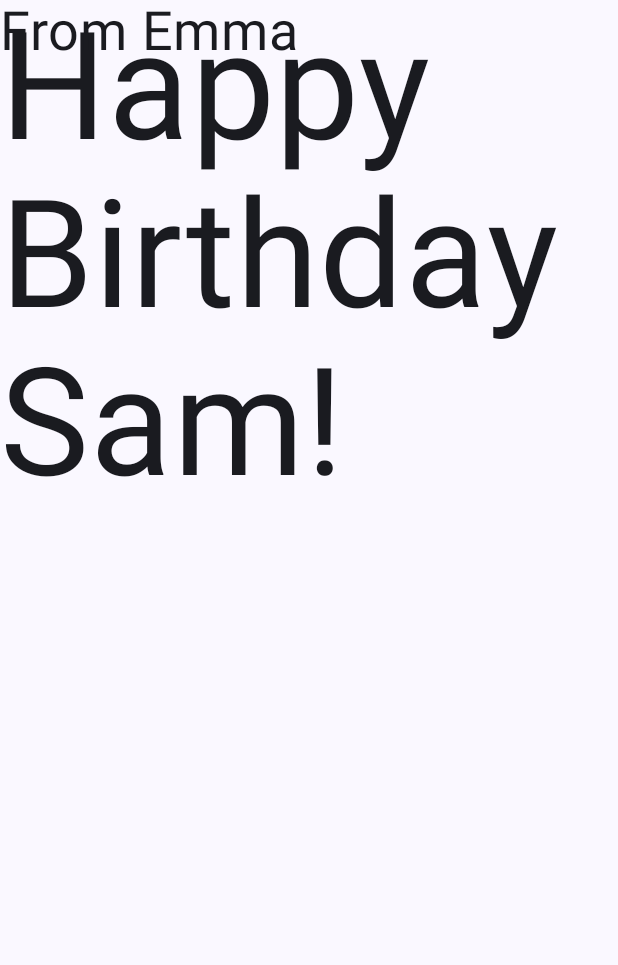
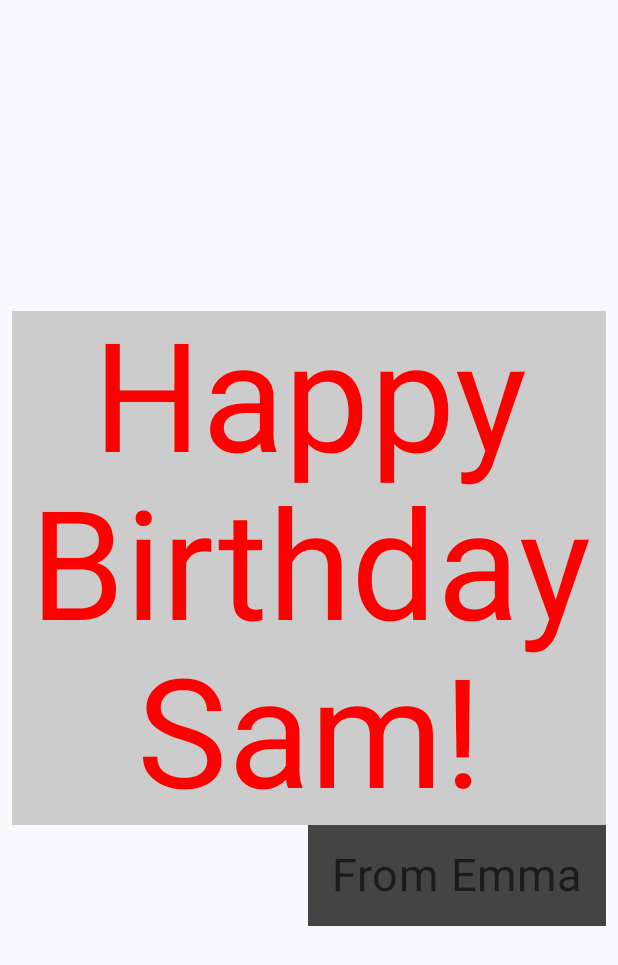
Before and after one commit to das-dipankar/testHappyBirthdayApp, an Android app built with Jetpack Compose: the screen it shows after launch (MainActivity), on a phone screen of 412 x 824 dp. Shown: the top 965 px of the screen. Run offline under Robolectric (Android 15) with nearby library versions, the phone set to English and light mode, and no system bars.

Commit message:
alignments updated

```diff
--- a/app/src/main/java/com/example/happybirthday/MainActivity.kt
+++ b/app/src/main/java/com/example/happybirthday/MainActivity.kt
@@ -3,8 +3,10 @@ package com.example.happybirthday
 import android.os.Bundle
 import androidx.activity.ComponentActivity
 import androidx.activity.compose.setContent
+import androidx.compose.foundation.background
 import androidx.compose.foundation.layout.Arrangement
 import androidx.compose.foundation.layout.Column
+import androidx.compose.foundation.layout.Row
 import androidx.compose.foundation.layout.fillMaxSize
 import androidx.compose.foundation.layout.padding
 import androidx.compose.material3.MaterialTheme
@@ -13,6 +15,7 @@ import androidx.compose.material3.Text
 import androidx.compose.runtime.Composable
 import androidx.compose.ui.Alignment
 import androidx.compose.ui.Modifier
+import androidx.compose.ui.graphics.Color
 import androidx.compose.ui.text.style.TextAlign
 import androidx.compose.ui.tooling.preview.Preview
 import androidx.compose.ui.unit.dp
@@ -43,15 +46,28 @@ class MainActivity : ComponentActivity() {
 
 @Composable
 fun GreetingText(message: String, from: String, modifier: Modifier = Modifier) {
+    Column(
+        verticalArrangement = Arrangement.Center,
+        modifier = modifier
+    ) {
         Text(
             text = message,
-        fontSize = 100.sp,
+            fontSize = 101.sp,
             lineHeight = 112.sp,
+            color = Color.Red,
+            textAlign = TextAlign.Center,
+            modifier = Modifier.background(color = Color.LightGray)
         )
         Text(
             text = from,
-        fontSize = 36.sp
+            fontSize = 30.sp,
+            lineHeight = 35.sp,
+            modifier = Modifier
+                .background(color = Color.DarkGray)
+                .padding(16.dp)
+                .align(Alignment.End)
         )
+    }
 
 }
 
```
Lines whose indentation alone changed are shown as unchanged.
